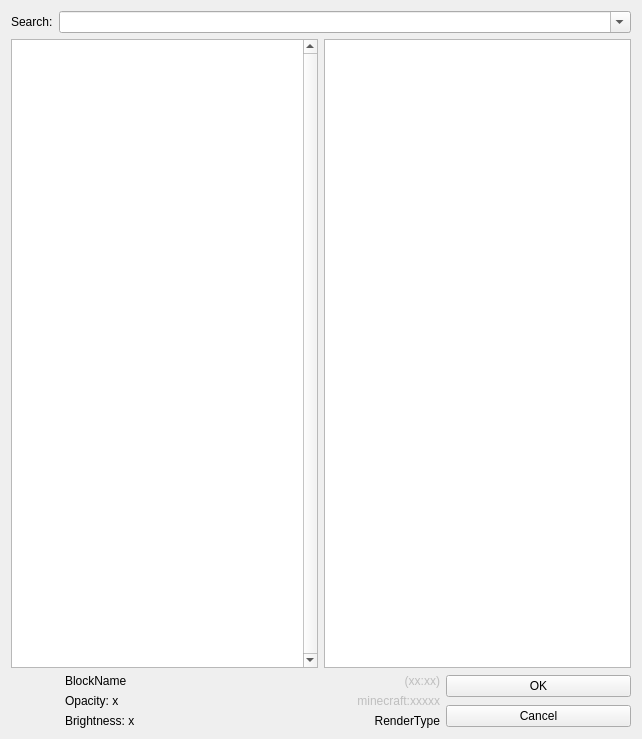
mcedit/mcedit2, file src/mcedit2/ui/block_picker_multiple.ui: the form before one commit.
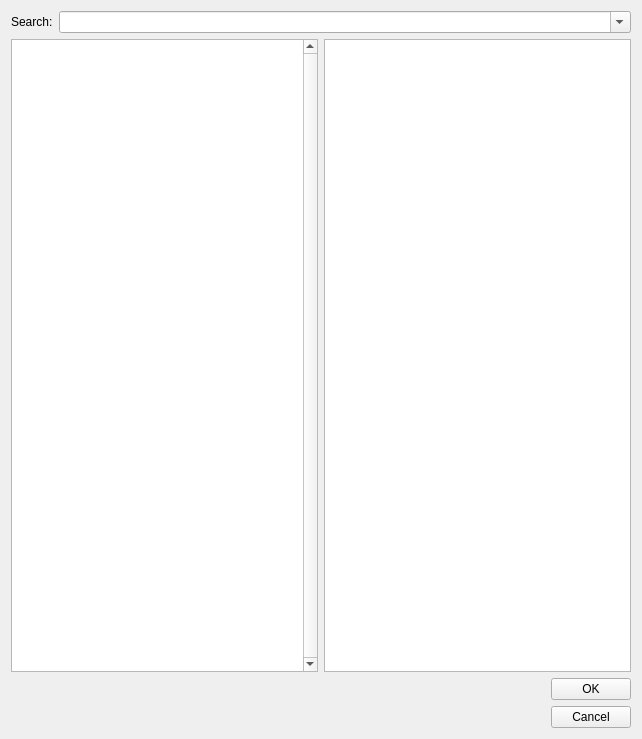
The form after the commit. Custom widgets are drawn as their Qt base class.

Commit message:
Several fixes to (multi-)BlockPicker
ID:meta searches are possible again, and use regex for better detection
Proxy model is used for the list of selected items on the right
Selected items correctly persist when the search box is used
Selected block(s) are displayed on the bottom using a BlockTypesItemWidget
Layout tweaks

What changed in the file:
```diff
--- a/src/mcedit2/ui/block_picker_multiple.ui
+++ b/src/mcedit2/ui/block_picker_multiple.ui
@@ -19,7 +19,7 @@
   <property name="windowTitle">
    <string>Choose Blocks</string>
   </property>
-  <layout class="QVBoxLayout" name="verticalLayout">
+  <layout class="QVBoxLayout" name="verticalLayout" stretch="0,1,0">
    <item>
     <layout class="QHBoxLayout" name="horizontalLayout">
      <item>
@@ -139,96 +139,43 @@
    </item>
    <item>
     <layout class="QGridLayout" name="gridLayout">
-     <item row="3" column="1">
-      <widget class="QLabel" name="brightnessLabel">
-       <property name="text">
-        <string>Brightness: x</string>
-       </property>
-      </widget>
-     </item>
-     <item row="3" column="2">
-      <widget class="QLabel" name="rendertypeLabel">
-       <property name="text">
-        <string>RenderType</string>
-       </property>
-       <property name="alignment">
-        <set>Qt::AlignRight|Qt::AlignTrailing|Qt::AlignVCenter</set>
-       </property>
-      </widget>
-     </item>
-     <item row="2" column="3" rowspan="2">
+     <item row="2" column="1" rowspan="2">
       <widget class="QPushButton" name="cancelButton">
        <property name="text">
         <string>Cancel</string>
        </property>
       </widget>
      </item>
-     <item row="1" column="1" rowspan="2">
-      <widget class="QLabel" name="opacityLabel">
-       <property name="text">
-        <string>Opacity: x</string>
-       </property>
-      </widget>
-     </item>
-     <item row="0" column="3" rowspan="2">
+     <item row="0" column="1" rowspan="2">
       <widget class="QPushButton" name="selectButton">
        <property name="text">
         <string>OK</string>
        </property>
       </widget>
      </item>
-     <item row="1" column="2" rowspan="2">
-      <widget class="QLabel" name="internalNameLabel">
-       <property name="enabled">
-        <bool>false</bool>
+     <item row="4" column="1">
+      <spacer name="verticalSpacer">
+       <property name="orientation">
+        <enum>Qt::Vertical</enum>
        </property>
-       <property name="text">
-        <string>minecraft:xxxxx</string>
+       <property name="sizeType">
+        <enum>QSizePolicy::Expanding</enum>
        </property>
-       <property name="alignment">
-        <set>Qt::AlignRight|Qt::AlignTrailing|Qt::AlignVCenter</set>
-       </property>
-      </widget>
-     </item>
-     <item row="0" column="1">
-      <widget class="QLabel" name="nameLabel">
-       <property name="text">
-        <string>BlockName</string>
-       </property>
-      </widget>
-     </item>
-     <item row="0" column="2">
-      <widget class="QLabel" name="idLabel">
-       <property name="enabled">
-        <bool>false</bool>
-       </property>
-       <property name="text">
-        <string>(xx:xx)</string>
-       </property>
-       <property name="alignment">
-        <set>Qt::AlignRight|Qt::AlignTrailing|Qt::AlignVCenter</set>
-       </property>
-      </widget>
-     </item>
-     <item row="0" column="0" rowspan="4">
-      <widget class="QLabel" name="blockThumb">
-       <property name="sizePolicy">
-        <sizepolicy hsizetype="Fixed" vsizetype="Fixed">
-         <horstretch>0</horstretch>
-         <verstretch>0</verstretch>
-        </sizepolicy>
-       </property>
-       <property name="minimumSize">
+       <property name="sizeHint" stdset="0">
         <size>
-         <width>48</width>
-         <height>48</height>
+         <width>20</width>
+         <height>0</height>
         </size>
        </property>
-       <property name="text">
-        <string/>
-       </property>
-       <property name="alignment">
-        <set>Qt::AlignRight|Qt::AlignTrailing|Qt::AlignVCenter</set>
+      </spacer>
+     </item>
+     <item row="0" column="0" rowspan="5">
+      <widget class="BlockTypesItemWidget" name="selectedBlockTypesWidget" native="true">
+       <property name="sizePolicy">
+        <sizepolicy hsizetype="Expanding" vsizetype="Preferred">
+         <horstretch>0</horstretch>
+         <verstretch>0</verstretch>
+        </sizepolicy>
        </property>
       </widget>
      </item>
@@ -242,6 +189,12 @@
    <extends>QListWidget</extends>
    <header>blocktypelistwidget.h</header>
   </customwidget>
+  <customwidget>
+   <class>BlockTypesItemWidget</class>
+   <extends>QWidget</extends>
+   <header>blocktypesitemwidget.h</header>
+   <container>1</container>
+  </customwidget>
  </customwidgets>
  <tabstops>
   <tabstop>searchField</tabstop>
```
The commit also changes 2 other files.
